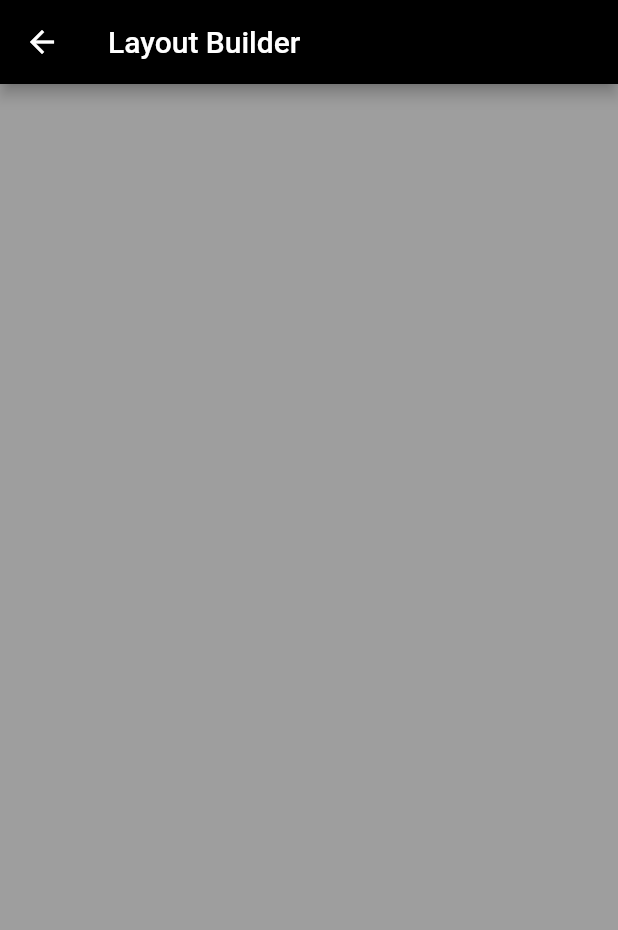
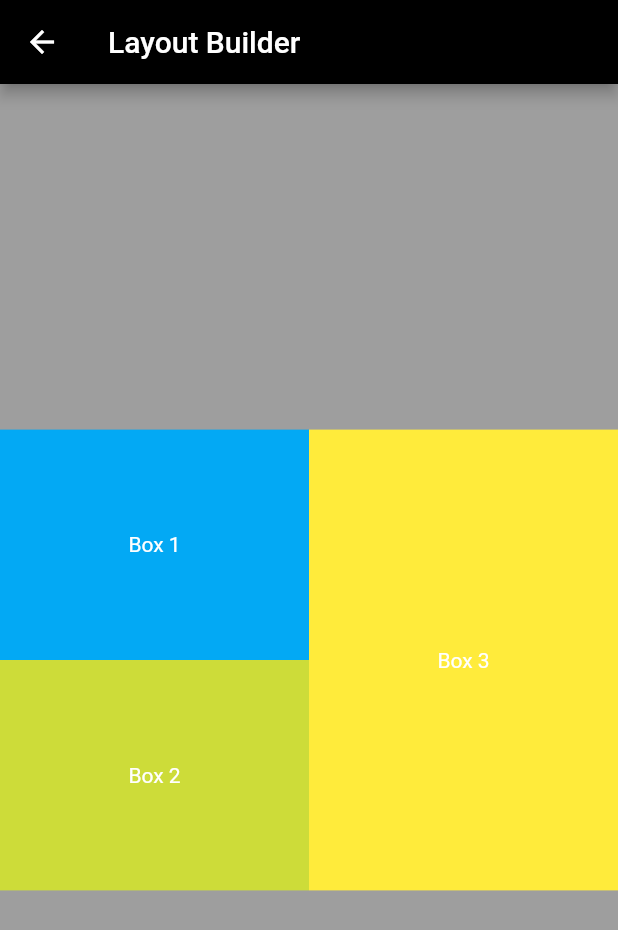
Before and after one commit to jobic10/flutter_again, a Flutter app: the LayoutBuilderScreen screen opened directly, on a phone screen of 412 x 824 dp. Shown: the top 930 px of the screen. Run offline on Flutter 3.47's test engine with Material 2 defaults, Android fonts, the phone set to English and light mode, and no system bars; our stand-ins replace flutter_screenutil.

Commit message:
Layout in use

```diff
--- a/lib/day3/layout_builder.dart
+++ b/lib/day3/layout_builder.dart
@@ -7,8 +7,43 @@ class LayoutBuilderScreen extends StatelessWidget {
   Widget build(BuildContext context) {
     return Scaffold(
       appBar: AppBar(title: Text('Layout Builder')),
-      body: Container(
-        color: Colors.grey,
+      body: Center(
+        child: LayoutBuilder(
+          builder: (BuildContext context, BoxConstraints constraints) => Row(
+            children: [
+              Column(
+                mainAxisSize: MainAxisSize.min,
+                // mainAxisAlignment: MainAxisAlignment.center,
+                children: [
+                  Container(
+                    height: constraints.maxHeight * .2,
+                    width: constraints.maxWidth * .5,
+                    color: Colors.lightBlue,
+                    child: Center(
+                      child: Text(
+                        'Box 1',
+                      ),
+                    ),
+                  ),
+                  Container(
+                    height: constraints.maxHeight * .2,
+                    width: constraints.maxWidth * .5,
+                    color: Colors.lime,
+                    child: Center(child: Text('Box 2')),
+                  ),
+                ],
+              ),
+              Container(
+                height: constraints.maxHeight * .4,
+                width: constraints.maxWidth * .5,
+                color: Colors.yellow,
+                child: Center(
+                  child: Text('Box 3'),
+                ),
+              ),
+            ],
+          ),
+        ),
       ),
     );
   }
```
